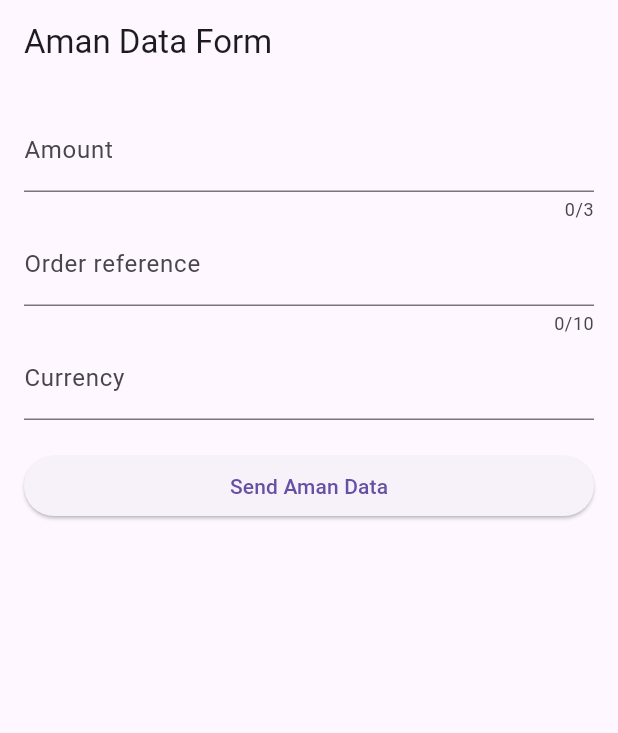
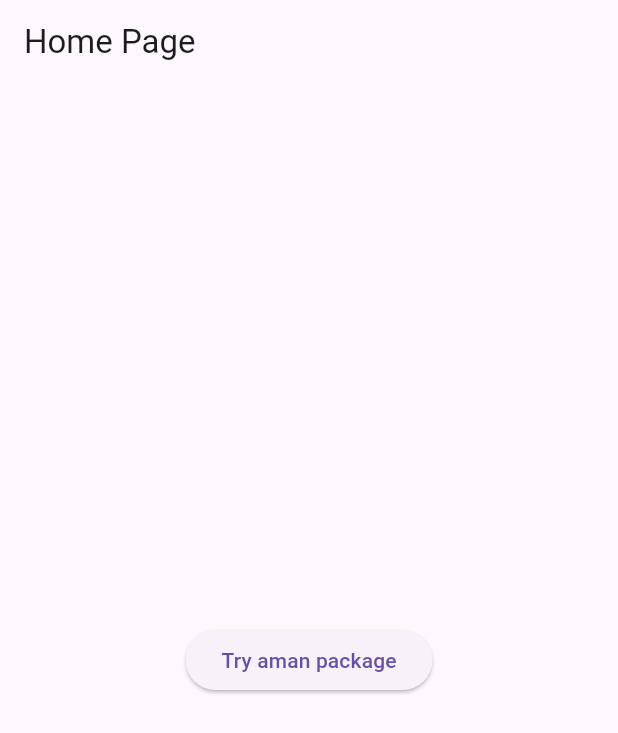
Before and after one commit to Yousif-M-M-H/amangit, a Flutter app: the screen it shows after launch, on a phone screen of 412 x 824 dp. Shown: the top 733 px of the screen. Run offline on Flutter 3.47's test engine with Material 2 defaults, Android fonts, the light colour scheme and no system bars; our stand-ins replace logger, webview_flutter.

Commit message:
package folder added

```diff
--- a/aman/lib/main.dart
+++ b/aman/lib/main.dart
@@ -1,4 +1,4 @@
-import 'package:aman/pages/aman_page.dart';
+import 'package:aman/pages/home_page.dart';
 import 'package:flutter/material.dart';
 
 void main() {
@@ -16,7 +16,7 @@ class MyApp extends StatelessWidget {
       title: 'Flutter Demo',
       debugShowCheckedModeBanner: false,
       theme: ThemeData(useMaterial3: true),
-      home:  AmanPage(),
+      home:  const HomePage(),
     );
   }
 }
--- /dev/null
+++ b/aman/lib/pages/home_page.dart
@@ -0,0 +1,31 @@
+import 'package:aman/pages/web_view.dart';
+import 'package:amanpack/amanpack.dart';
+
+class HomePage extends StatelessWidget {
+  const HomePage({Key? key}) : super(key: key);
+
+  @override
+  Widget build(BuildContext context) {
+    return Scaffold(
+      appBar: AppBar(
+        title: const Text('Home Page'),
+      ),
+      body: Center(
+        child: ElevatedButton(
+          onPressed: () {
+            Navigator.push(
+              context,
+              MaterialPageRoute(
+                builder: (context) => AmanPage(
+                  onPaymentSuccess: (cashierUrl, cancelUrl, callbackUrl, returnUrl) {
+                    Navigator.push(context, MaterialPageRoute(builder: (context) => WebViewContainer(cashierUrl: cashierUrl, cancelUrl: cancelUrl, callbackUrl: callbackUrl, returnUrl: returnUrl,)));                  },
+                ),
+              ),
+            );
+          },
+          child: const Text('Try aman package'),
+        ),
+      ),
+    );
+  }
+}
--- /dev/null
+++ b/aman/packages/amanpack/analysis_options.yaml
@@ -0,0 +1,4 @@
+include: package:flutter_lints/flutter.yaml
+
+# Additional information about this file can be found at
+# https://dart.dev/guides/language/analysis-options
--- /dev/null
+++ b/aman/packages/amanpack/lib/amanpack.dart
@@ -0,0 +1,13 @@
+library amanpack;
+
+import 'dart:convert';
+import 'package:flutter/material.dart';
+import 'package:flutter/services.dart';
+import 'package:http/http.dart' as https;
+
+export 'package:flutter/material.dart';
+export 'package:flutter/services.dart';
+export 'package:http/http.dart';
+
+part 'src/aman_page.dart';
+part 'src/aman_model.dart';
--- a/aman/lib/models/aman_model.dart
+++ b/aman/packages/amanpack/lib/src/aman_model.dart
@@ -1,4 +1,5 @@
-import 'dart:convert';
+part of amanpack;
+
 
 class Aman {
   int reference;
```
Also changed, not shown: aman/lib/pages/web_view.dart (+20 -6 lines), aman/packages/amanpack/lib/src/aman_page.dart (renamed from aman/lib/pages/aman_page.dart, +16 -32 lines), aman/packages/amanpack/pubspec.yaml (added, +57 -0 lines), aman/pubspec.yaml (+4 -20 lines), 6 other files.
